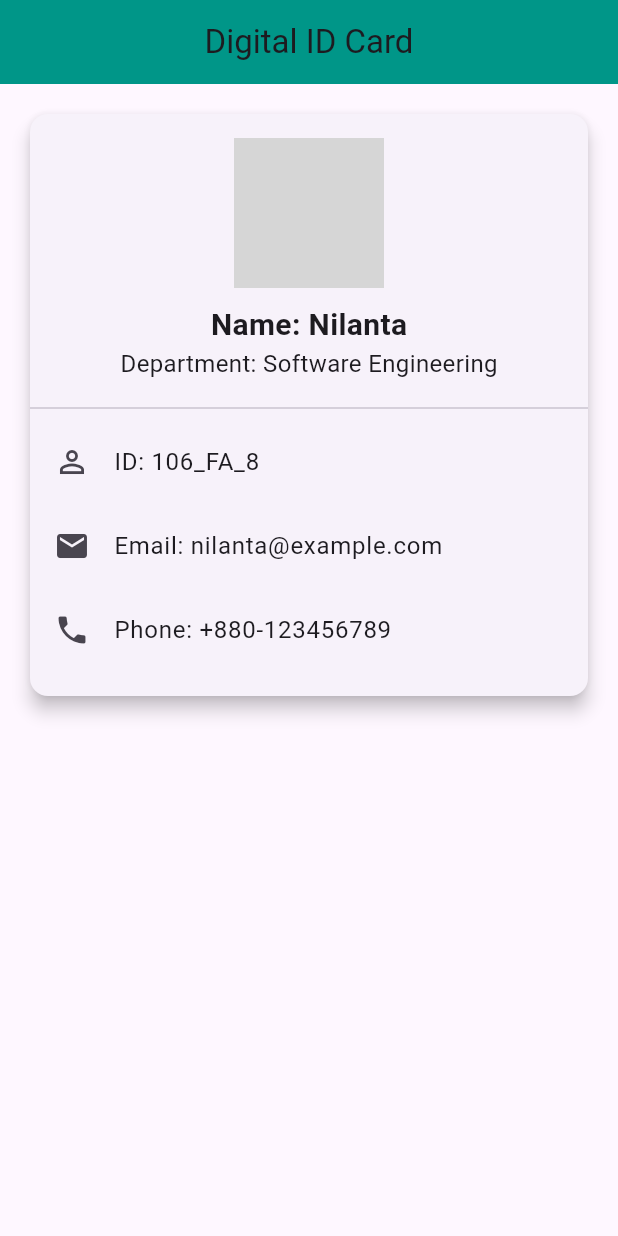
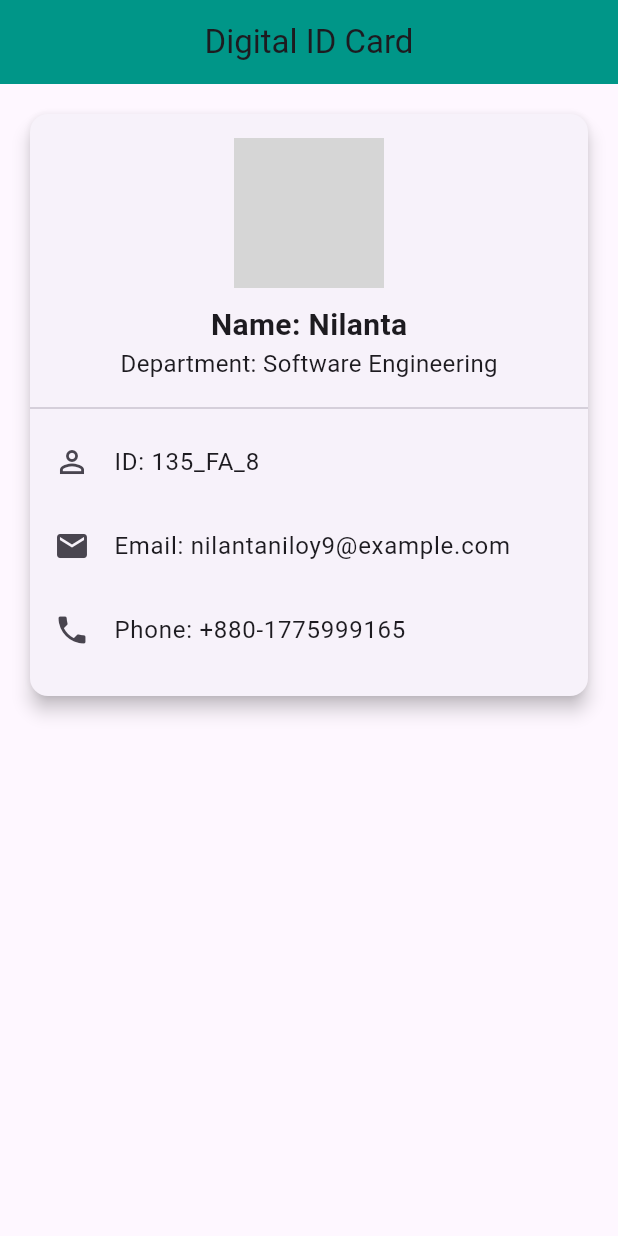
Before and after one commit to Nilanta-Roy-Nilay/135_FA_8, a Flutter app: the screen it shows after launch, on a phone screen of 412 x 824 dp. Run offline on Flutter 3.47's test engine with Material 3 defaults, Android fonts, the phone set to English and light mode, and no system bars; grey boxes are pictures that could not be loaded.

Commit message:
Update main.dart

```diff
--- a/lib/main.dart
+++ b/lib/main.dart
@@ -52,15 +52,15 @@ class IDCard extends StatelessWidget {
               const Divider(thickness: 1),
               const ListTile(
                 leading: Icon(Icons.perm_identity),
-                title: Text('ID: 106_FA_8'),
+                title: Text('ID: 135_FA_8'),
               ),
               const ListTile(
                 leading: Icon(Icons.email),
-                title: Text('Email: nilanta@example.com'),
+                title: Text('Email: nilantaniloy9@example.com'),
               ),
               const ListTile(
                 leading: Icon(Icons.phone),
-                title: Text('Phone: +880-123456789'),
+                title: Text('Phone: +880-1775999165'),
               ),
               const SizedBox(height: 16),
             ],
```
